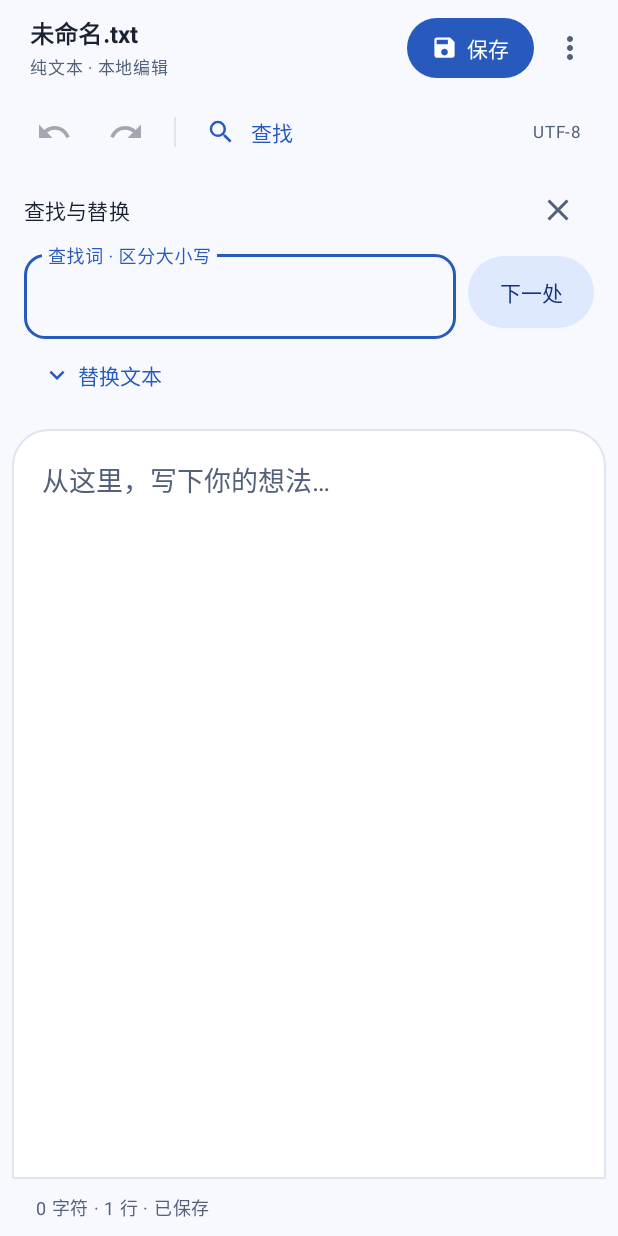
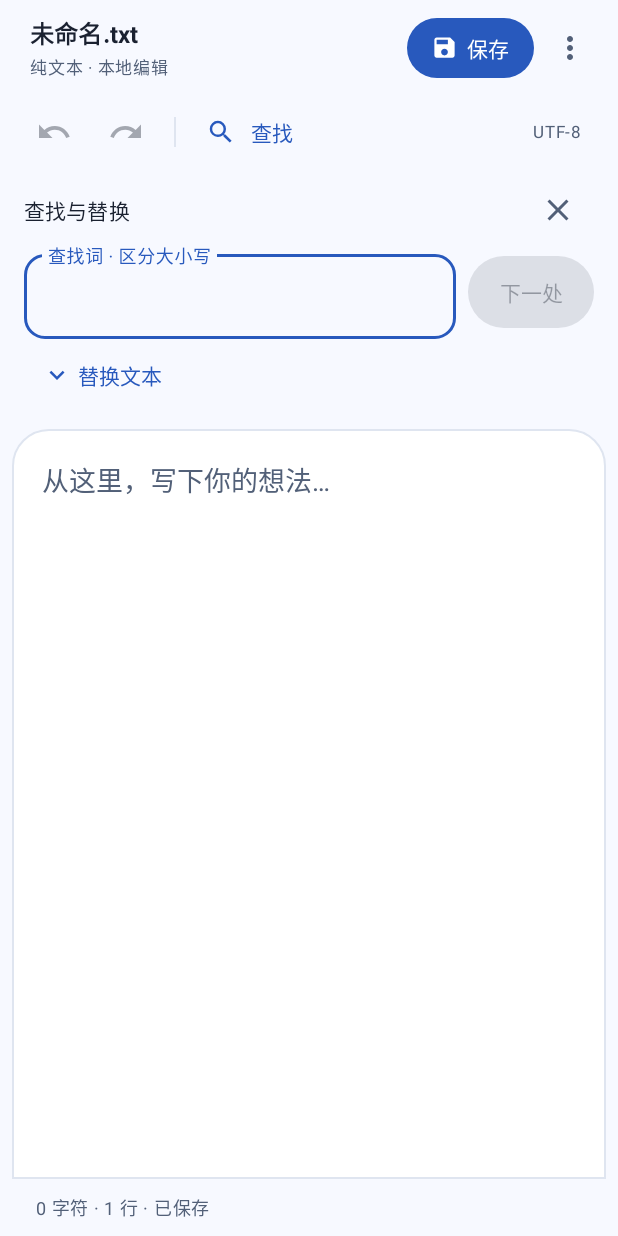
Before and after one commit to mikubob/TXTDesign, an Android app: the screen it shows after launch (MainActivity), after a tap on "查找", on a phone screen of 412 x 824 dp. Run offline under Robolectric (Android 15) with nearby library versions, the phone set to English and light mode, and no system bars.

Commit message:
修复大文件只读打开与超限提示，安卓界面文案收进资源
桌面端打开超过 16 MiB 的文件只读取开头部分并只读展示，只读文档禁用保存与 Ctrl+S，
避免整份读入内存和把截断内容写回原文件；安卓超限改为提示未打开，空查找词时置灰
下一处与替换按钮，菜单、对话框与 Toast 文案统一走 strings.xml。

```diff
--- a/editor-android/src/main/java/txteditor/android/MainActivity.java
+++ b/editor-android/src/main/java/txteditor/android/MainActivity.java
@@ -94,7 +94,7 @@ public final class MainActivity extends AppCompatActivity {
         TextWatcher fields = new TextWatcher() {
             public void beforeTextChanged(CharSequence s, int start, int count, int after) { }
             public void onTextChanged(CharSequence s, int start, int before, int count) { }
-            public void afterTextChanged(Editable s) { if (!settingFields) { captureFields(); state.edited(); } }
+            public void afterTextChanged(Editable s) { if (!settingFields) { captureFields(); state.edited(); updateFindButtons(); } }
         };
         pattern.addTextChangedListener(fields); replacement.addTextChangedListener(fields);
         findViewById(R.id.files).setOnClickListener(this::filesMenu);
@@ -151,18 +151,20 @@ public final class MainActivity extends AppCompatActivity {
         MaterialButton toggle = findViewById(R.id.replace_toggle);
         toggle.setText(replacing ? R.string.hide_replace : R.string.show_replace);
         toggle.setIconResource(replacing ? R.drawable.ic_collapse : R.drawable.ic_expand);
-        ViewCompat.setStateDescription(findViewById(R.id.search_toggle), state.search ? "已展开" : "已收起");
-        ViewCompat.setStateDescription(toggle, replacing ? "已展开" : "已收起");
+        ViewCompat.setStateDescription(findViewById(R.id.search_toggle), getString(state.search ? R.string.state_expanded : R.string.state_collapsed));
+        ViewCompat.setStateDescription(toggle, getString(replacing ? R.string.state_expanded : R.string.state_collapsed));
         findViewById(R.id.search_panel).post(this::fitSearchPanel);
         int[] controls = {R.id.save, R.id.files, R.id.search_toggle, R.id.close_search, R.id.replace_toggle, R.id.find_next, R.id.replace_one, R.id.pattern, R.id.replacement, R.id.editor, R.id.mode_source, R.id.mode_preview};
         for (int id : controls) findViewById(id).setEnabled(!state.busy);
+        updateFindButtons();
         findViewById(R.id.undo).setEnabled(!state.busy && state.core.canUndo());
         findViewById(R.id.redo).setEnabled(!state.busy && state.core.canRedo());
         if (!state.message.isEmpty()) {
             String message = state.message; state.message = "";
             boolean failed = state.saveFailed; state.saveFailed = false;
-            if (failed) new MaterialAlertDialogBuilder(this).setTitle("保存未完成")
-                    .setMessage(message).setPositiveButton("另存为", (d, w) -> save(true)).setNegativeButton("继续编辑", null).show();
+            if (failed) new MaterialAlertDialogBuilder(this).setTitle(R.string.save_incomplete)
+                    .setMessage(message).setPositiveButton(R.string.save_as, (d, w) -> save(true))
+                    .setNegativeButton(R.string.continue_editing, null).show();
             else Toast.makeText(this, message, Toast.LENGTH_LONG).show();
         }
         if (!state.busy && state.readyAction != EditorViewModel.NONE) {
@@ -296,22 +298,22 @@ public final class MainActivity extends AppCompatActivity {
     private void filesMenu(View anchor) {
         editor.sync(true);
         PopupMenu menu = new PopupMenu(this, anchor);
-        menu.getMenu().add(0, 1, 0, "新建…"); menu.getMenu().add(0, 2, 1, "打开");
+        menu.getMenu().add(0, 1, 0, R.string.new_document_item); menu.getMenu().add(0, 2, 1, R.string.open_item);
         // 最近打开按时间倒序（RecentFiles 写入时已置顶），直接续用上次的 SAF 授权。
         final java.util.List<RecentFiles.Entry> recents = RecentFiles.read(new java.io.File(getFilesDir(), RecentFiles.NAME));
         if (!recents.isEmpty()) {
-            android.view.SubMenu recent = menu.getMenu().addSubMenu(0, 9, 2, "最近打开");
+            android.view.SubMenu recent = menu.getMenu().addSubMenu(0, 9, 2, R.string.recent_files);
             for (int i = 0; i < recents.size(); i++) recent.add(0, 100 + i, i, recents.get(i).name);
         }
-        menu.getMenu().add(0, 3, 3, "另存为"); menu.getMenu().add(0, 4, 4, "关闭");
+        menu.getMenu().add(0, 3, 3, R.string.save_as); menu.getMenu().add(0, 4, 4, R.string.close_document);
         if (findViewById(R.id.edit_actions).getVisibility() == View.GONE) {
             if (!isPreview()) {
-                menu.getMenu().add(0, 5, 5, "撤销").setEnabled(state.core.canUndo());
-                menu.getMenu().add(0, 6, 6, "重做").setEnabled(state.core.canRedo());
-                menu.getMenu().add(0, 7, 7, state.search ? "关闭查找" : "查找与替换");
+                menu.getMenu().add(0, 5, 5, R.string.undo).setEnabled(state.core.canUndo());
+                menu.getMenu().add(0, 6, 6, R.string.redo).setEnabled(state.core.canRedo());
+                menu.getMenu().add(0, 7, 7, state.search ? R.string.search_panel_close : R.string.search_panel_open);
             }
             if (state.language == LanguageId.MARKDOWN) {
-                menu.getMenu().add(0, 8, 8, isPreview() ? "关闭预览" : "预览");
+                menu.getMenu().add(0, 8, 8, isPreview() ? R.string.preview_hide : R.string.preview_show);
             }
         }
         menu.setOnMenuItemClickListener(item -> {
@@ -340,8 +342,8 @@ public final class MainActivity extends AppCompatActivity {
     private void newTypeDialog() {
         LanguageId[] types = LanguageId.values();
         String[] labels = new String[types.length];
-        for (int i = 0; i < types.length; i++) labels[i] = types[i].title + "（" + types[i].defaultSuffix + "）";
-        new MaterialAlertDialogBuilder(this).setTitle("新建文档")
+        for (int i = 0; i < types.length; i++) labels[i] = getString(R.string.new_type_item, types[i].title, types[i].defaultSuffix);
+        new MaterialAlertDialogBuilder(this).setTitle(R.string.new_document_title)
                 .setItems(labels, (dialog, which) -> { newType = types[which]; guard(EditorViewModel.NEW); }).show();
     }
 
@@ -351,10 +353,17 @@ public final class MainActivity extends AppCompatActivity {
         editor.render(); captureFields(); state.edited(); refresh();
     }
 
+    /** 空查找词时禁用「下一处 / 替换」，与桌面端一致；输入法的直接提交仍由 find() 兜住。 */
+    private void updateFindButtons() {
+        boolean ready = !state.busy && !state.pattern.isEmpty();
+        findViewById(R.id.find_next).setEnabled(ready);
+        findViewById(R.id.replace_one).setEnabled(ready);
+    }
+
     private void find(boolean replace) {
         editor.sync(true); captureFields();
         String needle = state.pattern;
-        if (needle.isEmpty()) { Toast.makeText(this, "请输入查找词", Toast.LENGTH_SHORT).show(); return; }
+        if (needle.isEmpty()) { Toast.makeText(this, R.string.need_pattern, Toast.LENGTH_SHORT).show(); return; }
         try {
             int start = state.core.getSelectionStart(), end = state.core.getSelectionEnd();
             if (!replace || !state.core.getText().substring(start, end).equals(needle)) {
@@ -371,9 +380,9 @@ public final class MainActivity extends AppCompatActivity {
         if (state.busy) return;
         editor.sync(true); captureFields();
         if (!state.core.isModified()) { execute(action); return; }
-        new MaterialAlertDialogBuilder(this).setTitle("保存更改？").setMessage(state.name + " 有未保存的内容")
-                .setPositiveButton("保存", (d, w) -> { state.afterSave = action; save(false); })
-                .setNegativeButton("放弃", (d, w) -> execute(action)).setNeutralButton("取消", null).show();
+        new MaterialAlertDialogBuilder(this).setTitle(R.string.leave_title).setMessage(getString(R.string.leave_message, state.name))
+                .setPositiveButton(R.string.save, (d, w) -> { state.afterSave = action; save(false); })
+                .setNegativeButton(R.string.discard, (d, w) -> execute(action)).setNeutralButton(R.string.cancel, null).show();
     }
 
     private void execute(int action) {
@@ -403,7 +412,7 @@ public final class MainActivity extends AppCompatActivity {
         try { startActivityForResult(intent, save ? PICK_SAVE : PICK_OPEN); }
         catch (ActivityNotFoundException error) {
             state.afterSave = EditorViewModel.NONE;
-            Toast.makeText(this, "系统没有可用的文件选择器", Toast.LENGTH_LONG).show();
+            Toast.makeText(this, R.string.no_file_picker, Toast.LENGTH_LONG).show();
         }
     }
 
--- a/editor-android/src/main/res/values/strings.xml
+++ b/editor-android/src/main/res/values/strings.xml
@@ -28,4 +28,35 @@
     <string name="file_busy">正在处理文件…</string>
     <string name="saved">已保存</string>
     <string name="unsaved">未保存</string>
+    <string name="state_expanded">已展开</string>
+    <string name="state_collapsed">已收起</string>
+    <string name="save_incomplete">保存未完成</string>
+    <string name="save_as">另存为</string>
+    <string name="continue_editing">继续编辑</string>
+    <string name="new_document_item">新建…</string>
+    <string name="open_item">打开</string>
+    <string name="recent_files">最近打开</string>
+    <string name="close_document">关闭</string>
+    <string name="search_panel_open">查找与替换</string>
+    <string name="search_panel_close">关闭查找</string>
+    <string name="preview_show">预览</string>
+    <string name="preview_hide">关闭预览</string>
+    <string name="new_document_title">新建文档</string>
+    <string name="new_type_item">%1$s（%2$s）</string>
+    <string name="need_pattern">请输入查找词</string>
+    <string name="leave_title">保存更改？</string>
+    <string name="leave_message">%1$s 有未保存的内容</string>
+    <string name="discard">放弃</string>
+    <string name="cancel">取消</string>
+    <string name="no_file_picker">系统没有可用的文件选择器</string>
+    <string name="draft_read_failed">草稿读取失败，原副本仍保留：%1$s</string>
+    <string name="draft_restored">已恢复本地草稿（编辑历史从此处重新记录）</string>
+    <string name="draft_save_failed">本地草稿保存失败：%1$s</string>
+    <string name="cannot_read_file">无法读取所选文件</string>
+    <string name="opened_utf8">已打开 UTF-8 文本</string>
+    <string name="no_read_permission">没有读取该文件的权限，请在「打开」里重新选择</string>
+    <string name="open_failed">打开失败：%1$s</string>
+    <string name="no_output_stream">文档提供者未返回输出流</string>
+    <string name="saved_utf8">已保存 UTF-8 文本</string>
+    <string name="default_document_name">文档.txt</string>
 </resources>
--- a/editor-core/src/main/java/txteditor/core/TextKeys.java
+++ b/editor-core/src/main/java/txteditor/core/TextKeys.java
@@ -7,6 +7,10 @@ public final class TextKeys {
     public static final String NOT_FOUND = "search.notFound";
     public static final String EXTERNALLY_MODIFIED = "file.externallyModified";
     public static final String TOO_LARGE = "file.tooLarge";
+    /** 超限且只读取了开头部分时使用；文案必须说明显示的不是完整内容。 */
+    public static final String TOO_LARGE_PARTIAL = "file.tooLargePartial";
+    /** 超限且不能按只读打开时使用；文案必须说明文件没有被打开。 */
+    public static final String TOO_LARGE_REFUSED = "file.tooLargeRefused";
 
     private TextKeys() { }
 
@@ -18,6 +22,8 @@ public final class TextKeys {
         else if (NOT_FOUND.equals(key)) template = "未找到：%s";
         else if (EXTERNALLY_MODIFIED.equals(key)) template = "文件已被其他程序修改：%s";
         else if (TOO_LARGE.equals(key)) template = "文件超过 %s 上限，已按只读方式打开。";
+        else if (TOO_LARGE_PARTIAL.equals(key)) template = "文件超过 %s 上限，仅显示开头部分，已按只读方式打开。";
+        else if (TOO_LARGE_REFUSED.equals(key)) template = "文件超过 %s 上限，未打开；当前内容保留。";
         else return args.length == 0 ? key : key + "：" + args[0];
         return args.length == 0 ? template : String.format(template, args);
     }
```
Also changed, not shown: editor-android/src/main/java/txteditor/android/EditorViewModel.java (+12 -11 lines), editor-windows/src/main/java/txteditor/windows/EditorStore.java (+9 -1 lines), editor-windows/src/main/java/txteditor/windows/EditorWindow.java (+15 -10 lines), editor-windows/src/main/java/txteditor/windows/SafeFiles.java (+41 -0 lines), 6 other files.
